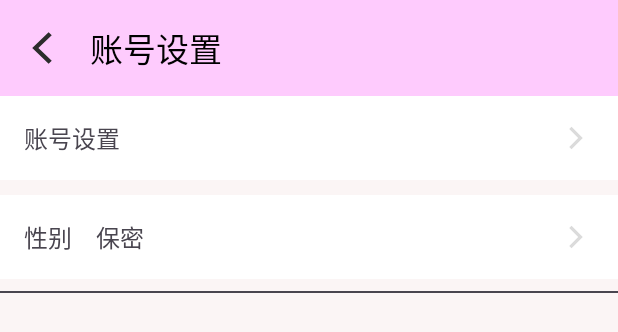
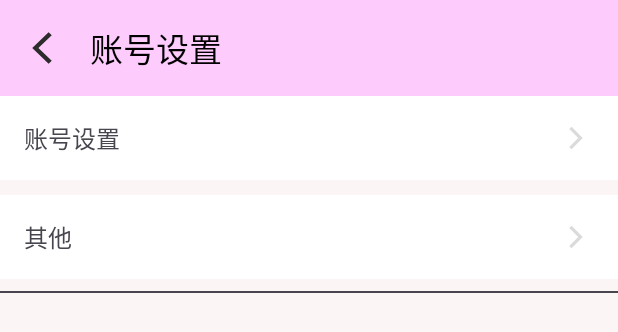
Before and after one commit to DMUGZT/Android_main, an Android app built with Jetpack Compose: the layout activity_settings.xml on its own in the app's theme, with its tools: preview values and no code run, on a phone screen of 412 x 824 dp. Shown: the top 332 px of the screen. Run offline under Robolectric (Android 15) with nearby library versions, the phone set to English and light mode, and no system bars.

Commit message:
merge error

```diff
--- a/app/build.gradle.kts
+++ b/app/build.gradle.kts
@@ -30,6 +30,7 @@ android {
         sourceCompatibility = JavaVersion.VERSION_1_8
         targetCompatibility = JavaVersion.VERSION_1_8
     }
+    buildToolsVersion = "33.0.1"
 
 
 }
@@ -39,10 +40,12 @@ dependencies {
     implementation(libs.material)
     implementation(libs.activity)
     implementation(libs.constraintlayout)
-    implementation(libs.firebase.inappmessaging)
+//    implementation(libs.firebase.inappmessaging)
 
     // 添加 MPAndroidChart 依赖
     implementation("com.github.PhilJay:MPAndroidChart:v3.1.0")
+    implementation("com.chauthai.swipereveallayout:swipe-reveal-layout:1.4.1")
+    implementation ("it.xabaras.android:recyclerview-swipedecorator:1.2.3")
 
     testImplementation(libs.junit)
     androidTestImplementation(libs.ext.junit)
--- a/app/src/main/res/layout/activity_settings.xml
+++ b/app/src/main/res/layout/activity_settings.xml
@@ -60,41 +60,30 @@
                     android:layout_alignParentRight="true"
                     android:src="@drawable/ic_arrow_forward" />
             </RelativeLayout>
-
-
-            <LinearLayout
-                android:id="@+id/account_gender"
+            <RelativeLayout
+                android:id="@+id/other"
                 android:layout_width="match_parent"
                 android:layout_height="wrap_content"
                 android:background="@color/white"
                 android:gravity="center_vertical"
                 android:orientation="horizontal"
-                android:padding="16dp"
                 android:layout_marginTop="10dp"
-                >
+                android:padding="16dp">
 
                 <TextView
                     android:layout_width="wrap_content"
                     android:layout_height="wrap_content"
                     android:layout_marginEnd="16dp"
-                    android:text="性别"
-                    android:textSize="16sp" />
-
-                <TextView
-                    android:id="@+id/gender"
-                    android:layout_width="0dp"
-                    android:layout_height="wrap_content"
-                    android:layout_marginEnd="16dp"
-                    android:layout_weight="1"
-                    android:text="保密"
+                    android:text="其他"
                     android:textSize="16sp" />
 
                 <ImageView
                     android:layout_width="wrap_content"
                     android:layout_height="wrap_content"
-                    android:contentDescription="Arrow"
+                    android:layout_alignParentRight="true"
                     android:src="@drawable/ic_arrow_forward" />
-            </LinearLayout>
+            </RelativeLayout>
+
 
             <!-- Divider -->
             <View
--- a/app/src/main/res/values/strings.xml
+++ b/app/src/main/res/values/strings.xml
@@ -1,3 +1,4 @@
 <resources>
     <string name="app_name">Test</string>
+    <string name="title_activity_admin">AdminActivity</string>
 </resources>
--- a/gradle/libs.versions.toml
+++ b/gradle/libs.versions.toml
@@ -7,7 +7,6 @@ appcompat = "1.6.1"
 material = "1.10.0"
 activity = "1.8.0"
 constraintlayout = "2.1.4"
-firebaseInappmessaging = "21.0.0"
 
 [libraries]
 junit = { group = "junit", name = "junit", version.ref = "junit" }
@@ -17,7 +16,6 @@ appcompat = { group = "androidx.appcompat", name = "appcompat", version.ref = "a
 material = { group = "com.google.android.material", name = "material", version.ref = "material" }
 activity = { group = "androidx.activity", name = "activity", version.ref = "activity" }
 constraintlayout = { group = "androidx.constraintlayout", name = "constraintlayout", version.ref = "constraintlayout" }
-firebase-inappmessaging = { group = "com.google.firebase", name = "firebase-inappmessaging", version.ref = "firebaseInappmessaging" }
 
 [plugins]
 android-application = { id = "com.android.application", version.ref = "agp" }
```
Also changed, not shown: app/src/main/AndroidManifest.xml (+24 -26 lines), app/src/main/java/com/example/test/AdminActivity.java (added, +4 -0 lines), app/src/main/java/com/example/test/SettingsActivity.java (+23 -4 lines), app/src/main/java/com/example/test/database/UserDAO.java (+3 -0 lines), app/src/main/java/com/example/test/ui/theme/Color.kt (added, +11 -0 lines), app/src/main/java/com/example/test/ui/theme/Theme.kt (added, +57 -0 lines), app/src/main/java/com/example/test/ui/theme/Type.kt (added, +34 -0 lines), app/src/main/res/layout/activity_admin.xml (added, +43 -0 lines).
